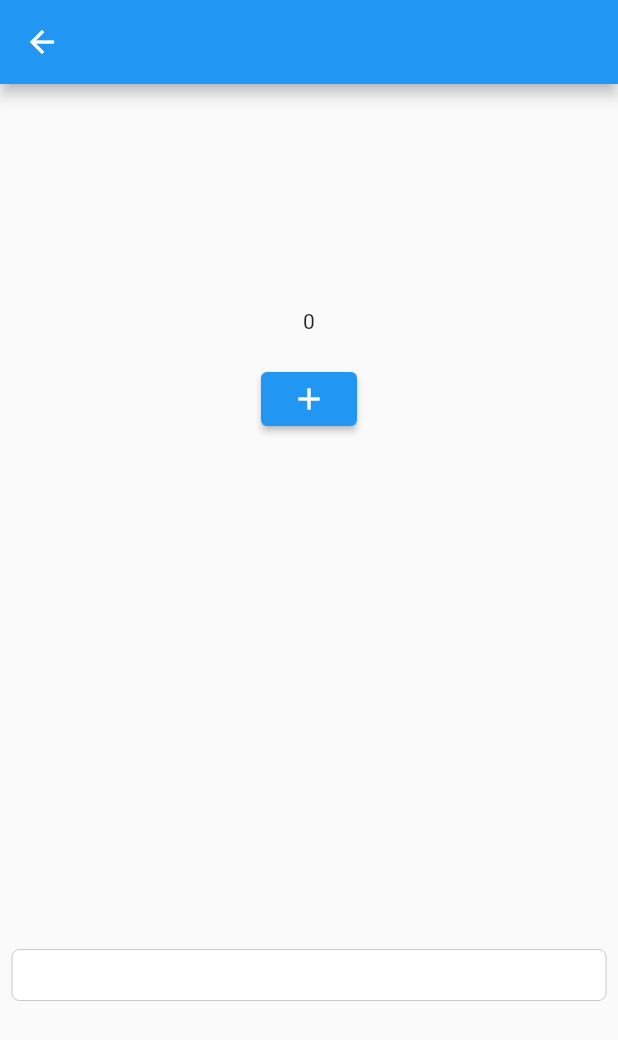
After one commit to darwin-morocho/flutter-meedu, a Flutter app: the screen it shows after launch, after a tap on "MultiProvider Example", on a phone screen of 412 x 824 dp. The commit adds this screen. Shown: the top 1040 px of the screen. Run offline on Flutter 3.47's test engine with Material 2 defaults, Android fonts, the phone set to English and light mode, and no system bars; our stand-ins replace dio, equatable, video_player; network calls fail.

Commit message:
added MultiProviderListener widget

```diff
--- a/packages/flutter_meedu/example/lib/pages/menu_page.dart
+++ b/packages/flutter_meedu/example/lib/pages/menu_page.dart
@@ -33,6 +33,10 @@ class MenuPage extends StatelessWidget {
           ListTile(
             title: Text("State Tag Example"),
             onTap: () => router.pushNamed(Routes.STATE_TAG),
+          ),
+          ListTile(
+            title: Text("MultiProvider Example"),
+            onTap: () => router.pushNamed(Routes.MULTI_PROVIDER),
           )
         ],
       ),
--- /dev/null
+++ b/packages/flutter_meedu/example/lib/pages/multi_provider/multi_provider_page.dart
@@ -0,0 +1,93 @@
+import 'package:flutter/cupertino.dart';
+import 'package:flutter/material.dart';
+import 'package:flutter_meedu/meedu.dart';
+import 'package:flutter_meedu/state.dart';
+import 'package:meedu_example/controllers/counter_controller.dart';
+import 'package:meedu_example/controllers/login_controller.dart';
+
+final _conterProvider = SimpleProvider(
+  (_) => CounterController(),
+);
+
+final _loginProvider = StateProvider<LoginController, LoginState>(
+  (_) => LoginController(),
+);
+
+class MultiProviderPage extends StatelessWidget {
+  const MultiProviderPage({Key? key}) : super(key: key);
+
+  @override
+  Widget build(BuildContext context) {
+    return MultiProviderListener(
+      items: [
+        MultiProviderListenerItem<CounterController>(
+          provider: _conterProvider,
+          onChange: (_, controller) {
+            print("🔥 ${controller.counter}");
+          },
+        ),
+        MultiProviderListenerItem<LoginController>(
+          provider: _loginProvider,
+          onChange: (_, controller) {
+            print("🥶 ${controller.state.email}");
+          },
+        ),
+      ],
+      child: Scaffold(
+        appBar: AppBar(),
+        body: SafeArea(
+          child: SizedBox(
+            width: double.infinity,
+            height: double.infinity,
+            child: Column(
+              children: [
+                Expanded(
+                  child: Consumer(
+                    builder: (_, watch, __) {
+                      final counter = watch(
+                        _conterProvider.ids(() => ['id']),
+                      ).counter;
+                      return Column(
+                        mainAxisAlignment: MainAxisAlignment.center,
+                        children: [
+                          Text("$counter"),
+                          SizedBox(height: 20),
+                          ElevatedButton(
+                            onPressed: () {
+                              _conterProvider.read.increment();
+                            },
+                            child: Icon(Icons.add),
+                          ),
+                        ],
+                      );
+                    },
+                  ),
+                ),
+                Expanded(
+                  child: Consumer(
+                    builder: (_, watch, __) {
+                      final controller = watch(_loginProvider);
+                      return Padding(
+                        padding: const EdgeInsets.all(8.0),
+                        child: Column(
+                          mainAxisAlignment: MainAxisAlignment.center,
+                          children: [
+                            Text("${controller.state.email}"),
+                            SizedBox(height: 20),
+                            CupertinoTextField(
+                              onChanged: controller.onEmailChanged,
+                            ),
+                          ],
+                        ),
+                      );
+                    },
+                  ),
+                )
+              ],
+            ),
+          ),
+        ),
+      ),
+    );
+  }
+}
--- a/packages/flutter_meedu/example/lib/routes/pages.dart
+++ b/packages/flutter_meedu/example/lib/routes/pages.dart
@@ -2,6 +2,7 @@ import 'package:flutter/material.dart';
 import 'package:flutter_meedu/flutter_meedu.dart';
 import 'package:meedu_example/pages/home/home_page.dart';
 import 'package:meedu_example/pages/menu_page.dart';
+import 'package:meedu_example/pages/multi_provider/multi_provider_page.dart';
 import 'package:meedu_example/pages/rx_page.dart';
 import 'package:meedu_example/pages/simple_tag/simple_tag_page.dart';
 import 'package:meedu_example/pages/splash/splash_page.dart';
@@ -35,5 +36,6 @@ abstract class Pages {
     Routes.SIMPLE_TAG: (_) => SimpleTagPage(),
     Routes.STATE_TAG: (_) => StateTagPage(),
     Routes.COUNTER: (_) => CounterPage(),
+    Routes.MULTI_PROVIDER: (_) => MultiProviderPage(),
   };
 }
--- a/packages/flutter_meedu/example/lib/routes/routes.dart
+++ b/packages/flutter_meedu/example/lib/routes/routes.dart
@@ -9,4 +9,5 @@ abstract class Routes {
   static const SIMPLE_TAG = '/simple-tag';
   static const STATE_TAG = '/state-tag';
   static const RX = '/rx';
+  static const MULTI_PROVIDER = '/multi-provider';
 }
--- /dev/null
+++ b/packages/flutter_meedu/lib/src/state/listeners/multi_provider_listener.dart
@@ -0,0 +1,127 @@
+import 'package:flutter/material.dart';
+import 'package:meedu/provider.dart';
+import 'package:meedu/state.dart';
+
+typedef _ProviderListenerCallback<T> = void Function(BuildContext, T);
+
+/// this class allows you listen the changes in multiples providers
+class MultiProviderListener extends StatefulWidget {
+  /// a list of [MultiProviderListenerItem]
+  final List<MultiProviderListenerItem> items;
+
+  /// callback when initState is called
+  final void Function(BuildContext)? onInitState;
+
+  /// this callback will be called when the first frame was rendered
+  /// use this callback if you want to show a dialog, snackbar or navigate
+  /// after the first frame
+  final void Function(BuildContext)? onAfterFirstLayout;
+
+  /// callback when dispose is called
+  final void Function(BuildContext)? onDispose;
+
+  /// widget to be rendered
+  final Widget child;
+
+  MultiProviderListener({
+    Key? key,
+    required this.items,
+    required this.child,
+    this.onInitState,
+    this.onAfterFirstLayout,
+    this.onDispose,
+  }) : super(key: key);
+  @override
+  _MultiProviderListenerState createState() => _MultiProviderListenerState();
+}
+
+class _MultiProviderListenerState extends State<MultiProviderListener> {
+  Map<BaseNotifier, ListenerCallback> _dependencies = {};
+
+  @override
+  void initState() {
+    super.initState();
+    _addListeners();
+    // check if the onInitState callback needs to be called
+    if (widget.onInitState != null) {
+      widget.onInitState!(context);
+    }
+
+    // check if the onAfterFirstLayout callback needs to be called
+    if (widget.onAfterFirstLayout != null) {
+      // wait after first frame
+      WidgetsBinding.instance!.addPostFrameCallback((_) {
+        if (mounted) {
+          widget.onAfterFirstLayout!(context);
+        }
+      });
+    }
+  }
+
+  void _addListeners() {
+    /// read all providers passed into widget.items
+    /// and add a listener when a notifier changes
+    for (final item in widget.items) {
+      final notifier = item.provider.read;
+      _dependencies.putIfAbsent(notifier, () {
+        void Function(dynamic) listener = (_) {
+          WidgetsBinding.instance!.addPostFrameCallback((_) {
+            // before call onChange we need to check
+            // if the widget is mounted
+            if (mounted) {
+              (item as dynamic).onChange(context, notifier);
+            }
+          });
+        };
+        notifier.addListener(listener);
+        return listener;
+      });
+    }
+  }
+
+  /// clear the listeners for this widget
+  void _clearDependencies() {
+    for (final item in _dependencies.entries) {
+      final notifier = item.key;
+      if (!notifier.disposed) {
+        notifier.removeListener(item.value);
+      }
+    }
+    _dependencies = {};
+  }
+
+  /// listen when the widget is updated
+  /// due to the properties has changes or for hot reaload
+  @override
+  void didUpdateWidget(MultiProviderListener oldWidget) {
+    _clearDependencies();
+    _addListeners();
+    super.didUpdateWidget(oldWidget);
+  }
+
+  /// if the widget will be disposed
+  @override
+  void deactivate() {
+    _clearDependencies();
+    super.deactivate();
+  }
+
+  @override
+  Widget build(BuildContext context) {
+    return widget.child;
+  }
+}
+
+/// this class is used to define onChange callback for one Notifier
+class MultiProviderListenerItem<T extends BaseNotifier> {
+  /// provider to listen the changes
+  final BaseProvider<T> provider;
+
+  /// callback to listen the new events
+  final _ProviderListenerCallback<T> onChange;
+
+  MultiProviderListenerItem({
+    required this.provider,
+    required this.onChange,
+  });
+}
--- a/packages/flutter_meedu/lib/src/state/listeners/provider_listener.dart
+++ b/packages/flutter_meedu/lib/src/state/listeners/provider_listener.dart
@@ -22,6 +22,10 @@ class ProviderListener<T extends BaseNotifier> extends StatefulWidget {
 
   /// callback when initState is called
   final _ProviderListenerCallback<T>? onInitState;
+
+  /// this callback will be called when the first frame was rendered
+  /// use this callback if you want to show a dialog, snackbar or navigate
+  /// after the first frame
   final _ProviderListenerCallback<T>? onAfterFirstLayout;
 
   /// callback when dispose is called
--- a/packages/flutter_meedu/lib/state.dart
+++ b/packages/flutter_meedu/lib/state.dart
@@ -3,3 +3,4 @@ library state;
 export 'src/state/widgets/consumer_widget/consumer_widget.dart';
 export 'src/state/widgets/consumer_widget/consumer.dart';
 export 'src/state/listeners/provider_listener.dart';
+export 'src/state/listeners/multi_provider_listener.dart';
--- a/packages/flutter_meedu/pubspec.yaml
+++ b/packages/flutter_meedu/pubspec.yaml
@@ -1,6 +1,6 @@
 name: flutter_meedu
 description: A simple State Managment, Dependency Injection, Reactive programming and Navigation for Flutter apps.
-version: 4.3.0
+version: 4.4.0
 homepage: https://github.com/darwin-morocho/flutter-meedu/tree/master/packages/flutter_meedu
 documentation: https://flutter.meedu.app
 
```
Also changed, not shown: packages/flutter_meedu/example/pubspec.lock, 4 other files.
